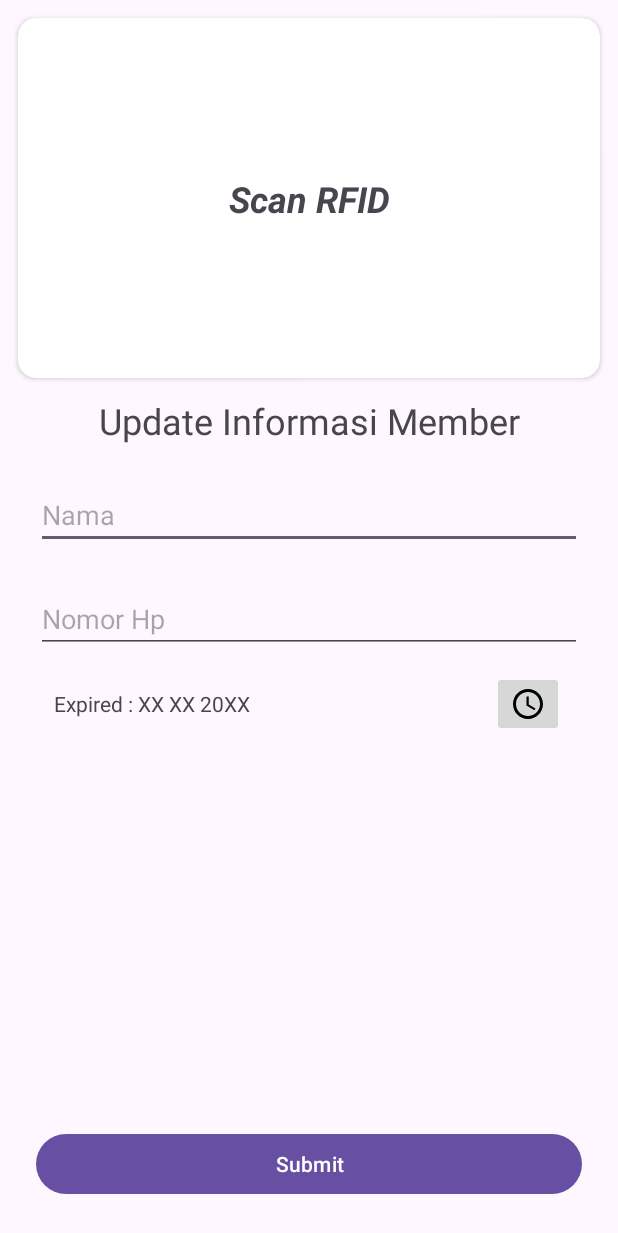
After one commit to NawfalHadi/iot_attendance, an Android app: the UpdateActivity screen opened directly, with no data from a screen before it, on a phone screen of 412 x 824 dp. The commit adds this screen. Shown: the top 1233 px of the screen. Run offline under Robolectric (Android 15) with nearby library versions, the light colour scheme and no system bars.

```diff
--- a/app/src/main/AndroidManifest.xml
+++ b/app/src/main/AndroidManifest.xml
@@ -18,6 +18,9 @@
         android:supportsRtl="true"
         android:theme="@style/Theme.IotAttendance"
         tools:targetApi="31">
+        <activity
+            android:name=".UpdateActivity"
+            android:exported="false" />
         <activity
             android:name=".RegisterActivity"
             android:exported="false" />
--- /dev/null
+++ b/app/src/main/java/space/thatnawfal/iotattendance/UpdateActivity.kt
@@ -0,0 +1,27 @@
+package space.thatnawfal.iotattendance
+
+import android.os.Bundle
+import androidx.activity.enableEdgeToEdge
+import androidx.appcompat.app.AppCompatActivity
+import androidx.core.view.ViewCompat
+import androidx.core.view.WindowInsetsCompat
+import space.thatnawfal.iotattendance.databinding.ActivityUpdateBinding
+
+class UpdateActivity : AppCompatActivity() {
+
+    private lateinit var binding: ActivityUpdateBinding
+
+    override fun onCreate(savedInstanceState: Bundle?) {
+        super.onCreate(savedInstanceState)
+        enableEdgeToEdge()
+        binding = ActivityUpdateBinding.inflate(layoutInflater)
+        setContentView(binding.root)
+        ViewCompat.setOnApplyWindowInsetsListener(findViewById(R.id.main)) { v, insets ->
+            val systemBars = insets.getInsets(WindowInsetsCompat.Type.systemBars())
+            v.setPadding(systemBars.left, systemBars.top, systemBars.right, systemBars.bottom)
+            insets
+        }
+
+
+    }
+}
--- a/app/src/main/java/space/thatnawfal/iotattendance/data/User.kt
+++ b/app/src/main/java/space/thatnawfal/iotattendance/data/User.kt
@@ -1,6 +1,7 @@
 package space.thatnawfal.iotattendance.data
 
 data class User(
+    val rfid : String = "",
     val active: Long,
     val name: String?,
     val phone_number: String?,
--- /dev/null
+++ b/app/src/main/res/layout/activity_update.xml
@@ -0,0 +1,125 @@
+<?xml version="1.0" encoding="utf-8"?>
+<androidx.constraintlayout.widget.ConstraintLayout xmlns:android="http://schemas.android.com/apk/res/android"
+    xmlns:app="http://schemas.android.com/apk/res-auto"
+    xmlns:tools="http://schemas.android.com/tools"
+    android:id="@+id/main"
+    android:layout_width="match_parent"
+    android:layout_height="match_parent"
+    tools:context=".UpdateActivity">
+
+    <androidx.cardview.widget.CardView
+        android:id="@+id/cv_nfc"
+        android:layout_width="match_parent"
+        android:layout_height="240dp"
+
+        android:layout_margin="12dp"
+        app:cardBackgroundColor="@color/white"
+        app:cardCornerRadius="12dp"
+        app:layout_constraintTop_toTopOf="parent"
+        app:layout_constraintStart_toStartOf="parent"
+        app:layout_constraintEnd_toEndOf="parent"/>
+
+    <TextView
+        android:id="@+id/tv_idRfid"
+        android:layout_width="wrap_content"
+        android:layout_height="wrap_content"
+        android:text="@string/rfid_ask"
+        android:textSize="24sp"
+        android:textStyle="bold|italic"
+        android:elevation="2dp"
+
+        app:layout_constraintStart_toStartOf="@id/cv_nfc"
+        app:layout_constraintEnd_toEndOf="@id/cv_nfc"
+        app:layout_constraintTop_toTopOf="@id/cv_nfc"
+        app:layout_constraintBottom_toBottomOf="@id/cv_nfc" />
+
+    <TextView
+        android:id="@+id/x_reg"
+        android:layout_width="wrap_content"
+        android:layout_height="wrap_content"
+        android:text="@string/update_text"
+
+        android:textSize="24sp"
+
+        android:layout_marginTop="12dp"
+        app:layout_constraintTop_toBottomOf="@id/cv_nfc"
+        app:layout_constraintStart_toStartOf="@id/cv_nfc"
+        app:layout_constraintEnd_toEndOf="@id/cv_nfc"/>
+
+    <androidx.appcompat.widget.AppCompatEditText
+        android:id="@+id/et_name"
+        android:layout_width="match_parent"
+        android:layout_height="wrap_content"
+        android:hint="@string/name"
+
+        android:layout_margin="24dp"
+        app:layout_constraintStart_toStartOf="parent"
+        app:layout_constraintEnd_toEndOf="parent"
+        app:layout_constraintTop_toBottomOf="@id/x_reg"/>
+
+    <androidx.appcompat.widget.AppCompatEditText
+        android:id="@+id/et_hp"
+        android:layout_width="match_parent"
+        android:layout_height="wrap_content"
+        android:hint="@string/nomor_hp"
+
+        android:layout_margin="24dp"
+        app:layout_constraintStart_toStartOf="parent"
+        app:layout_constraintEnd_toEndOf="parent"
+        app:layout_constraintTop_toBottomOf="@id/et_name"/>
+
+    <TextView
+        android:id="@+id/tv_expired"
+        android:layout_width="wrap_content"
+        android:layout_height="wrap_content"
+        android:text="Expired : XX XX 20XX"
+
+        android:layout_margin="24dp"
+        app:layout_constraintStart_toStartOf="@id/cv_nfc"
+        app:layout_constraintTop_toBottomOf="@id/et_hp"
+        tools:ignore="HardcodedText" />
+
+    <ImageButton
+        android:id="@+id/btn_date"
+        android:layout_width="wrap_content"
+        android:layout_height="wrap_content"
+        android:src="@drawable/ic_expired"
+
+        android:layout_marginEnd="24dp"
+        app:layout_constraintTop_toTopOf="@id/tv_expired"
+        app:layout_constraintBottom_toBottomOf="@id/tv_expired"
+        app:layout_constraintEnd_toEndOf="@id/cv_nfc"
+        tools:ignore="ContentDescription" />
+
+    <Button
+        android:id="@+id/btn_submit"
+        android:layout_width="match_parent"
+        android:layout_height="wrap_content"
+        android:text="Submit"
+
+        android:layout_margin="24dp"
+        app:layout_constraintBottom_toBottomOf="parent"
+        app:layout_constraintStart_toStartOf="@id/cv_nfc"
+        app:layout_constraintEnd_toEndOf="@id/cv_nfc"
+        tools:ignore="HardcodedText" />
+
+    <androidx.constraintlayout.widget.ConstraintLayout
+        android:id="@+id/view_datepicker"
+        android:layout_width="match_parent"
+        android:layout_height="match_parent"
+        android:background="@color/white"
+        android:elevation="3dp"
+        android:visibility="invisible"/>
+
+    <DatePicker
+        android:id="@+id/dp_expired"
+        android:layout_width="wrap_content"
+        android:layout_height="wrap_content"
+        android:elevation="4dp"
+        android:visibility="invisible"
+        app:layout_constraintTop_toTopOf="@id/view_datepicker"
+        app:layout_constraintBottom_toBottomOf="@id/view_datepicker"
+        app:layout_constraintStart_toStartOf="@id/view_datepicker"
+        app:layout_constraintEnd_toEndOf="@id/view_datepicker"/>
+
+</androidx.constraintlayout.widget.ConstraintLayout>
--- a/app/src/main/res/values/colors.xml
+++ b/app/src/main/res/values/colors.xml
@@ -5,4 +5,5 @@
 
     <color name="BackgroundColor">#F1F1F1</color>
     <color name="red">#F44336</color>
+    <color name="green">#4CAF50</color>
 </resources>
--- a/app/src/main/res/values/strings.xml
+++ b/app/src/main/res/values/strings.xml
@@ -5,4 +5,5 @@
     <string name="name">Nama</string>
     <string name="nomor_hp">Nomor Hp</string>
     <string name="fake_phone">0821XXXX34XX</string>
+    <string name="update_text">Update Informasi Member</string>
 </resources>
```
Also changed, not shown: app/src/main/java/space/thatnawfal/iotattendance/MainActivity.kt (+26 -4 lines), app/src/main/java/space/thatnawfal/iotattendance/RegisterActivity.kt (+7 -7 lines), app/src/main/java/space/thatnawfal/iotattendance/adapter/MemberAdapter.kt (+12 -4 lines), app/src/main/res/layout/item_member.xml (+16 -4 lines), gradle/libs.versions.toml (line endings or trailing spaces).
